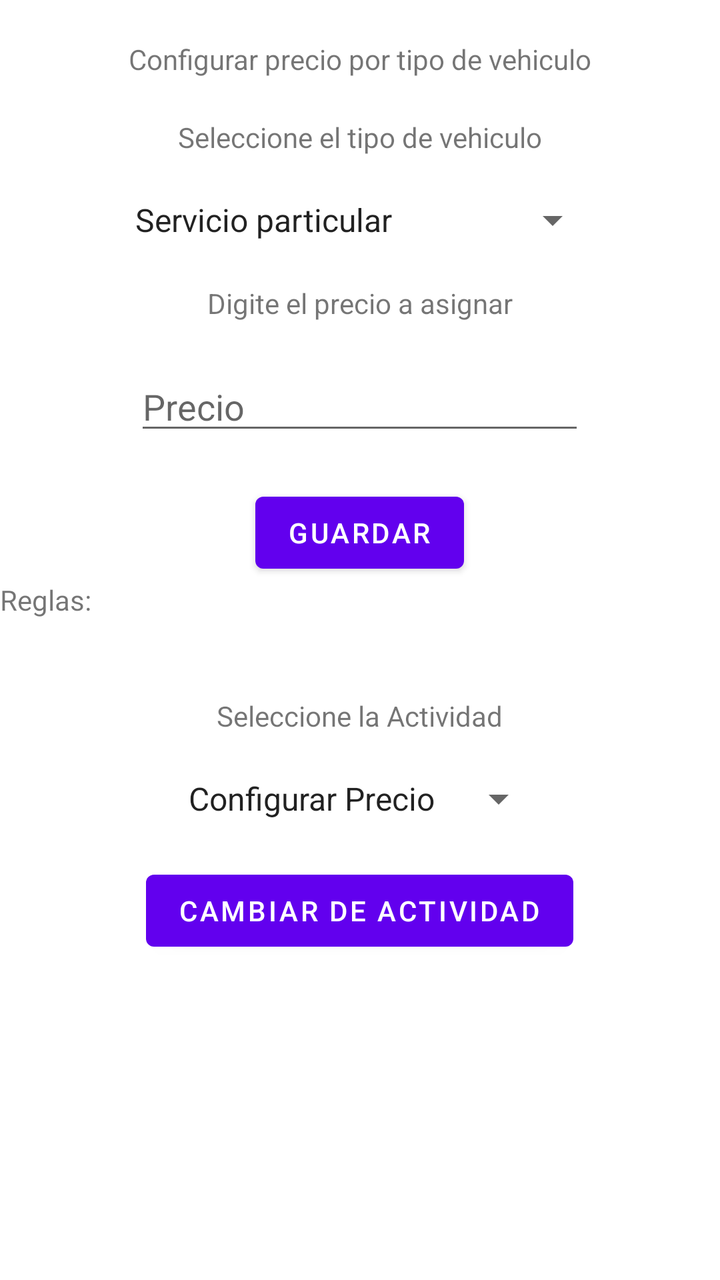
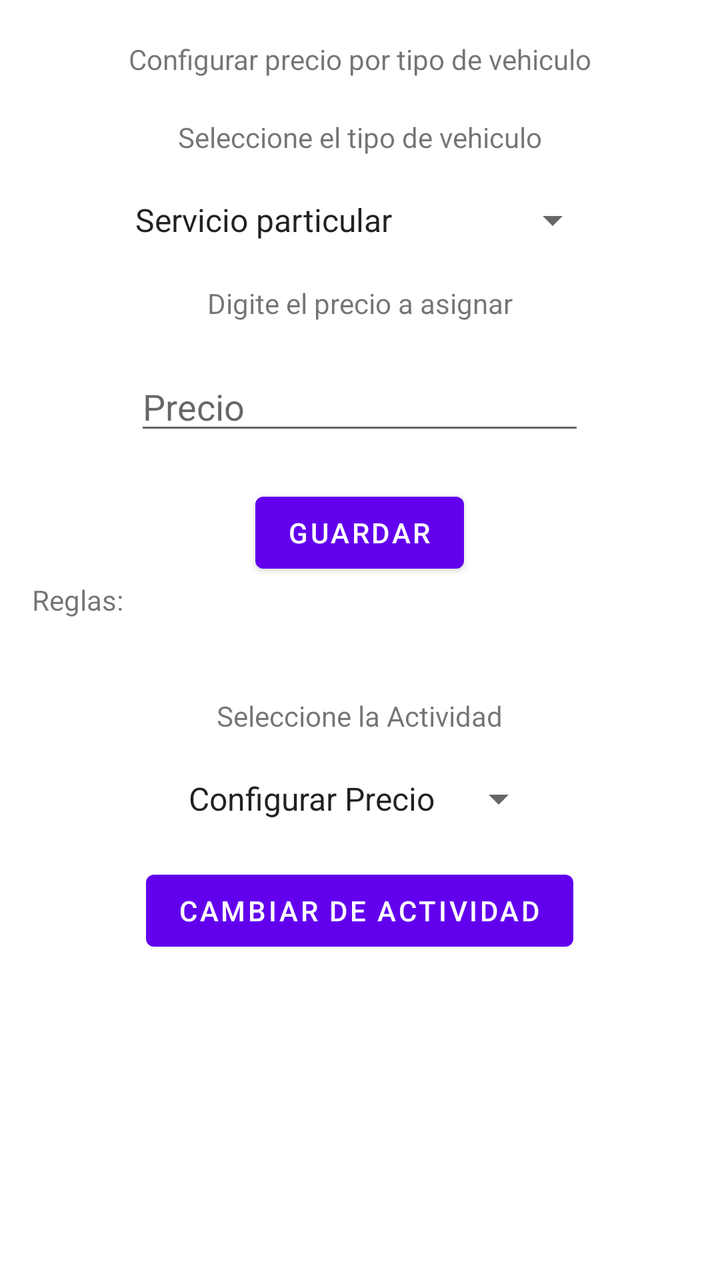

Before-and-after screenshots of an Android layout around one commit, followed by the original layout XML and the change that was made.
<!-- AndroidManifest.xml: application theme Theme.PlataformaDeGestionDeCombustibles -->
<!-- res/layout/activity_price_rules.xml -->
<?xml version="1.0" encoding="utf-8"?>
<LinearLayout xmlns:android="http://schemas.android.com/apk/res/android"
    xmlns:app="http://schemas.android.com/apk/res-auto"
    xmlns:tools="http://schemas.android.com/tools"
    android:id="@+id/main"
    android:layout_width="match_parent"
    android:layout_height="match_parent"
    android:orientation="vertical"
    tools:context=".PriceRulesActivity">

    <TextView
        android:layout_width="wrap_content"
        android:layout_height="wrap_content"
        android:text="@string/tituloConfigurar"
        android:layout_marginTop="20dp"
        android:layout_gravity="center"
        />

    <TextView
        android:layout_width="wrap_content"
        android:layout_height="wrap_content"
        android:text="@string/vehiculo"
        android:layout_gravity="center"
        android:layout_marginTop="20dp"
        />

    <Spinner
        android:layout_width="wrap_content"
        android:layout_height="wrap_content"
        android:id="@+id/tipos"
        android:layout_marginTop="20dp"
        android:layout_gravity="center"
        android:entries="@array/tipos"
        />

    <TextView
        android:layout_width="wrap_content"
        android:layout_height="wrap_content"
        android:text="@string/editarPrecio"
        android:layout_marginTop="20dp"
        android:layout_gravity="center"
        />

    <EditText
        android:layout_width="225dp"
        android:layout_height="wrap_content"
        android:id="@+id/precio"
        android:layout_marginTop="20dp"
        android:layout_gravity="center"
        android:inputType="number"
        android:hint="@string/precio"
        />

    <Button
        android:layout_width="wrap_content"
        android:layout_height="wrap_content"
        android:id="@+id/btnGuardar"
        android:onClick="onSendRule"
        android:layout_marginTop="20dp"
        android:layout_gravity="center"
        android:text="@string/btnGuardar"
        />

    <TextView
        android:layout_width="wrap_content"
        android:layout_height="wrap_content"
        android:text="@string/reglas"
        />

    <TextView
        android:layout_width="wrap_content"
        android:layout_height="wrap_content"
        android:id="@+id/textoReglas"
        android:text=""
        />

    <TextView
        android:layout_width="wrap_content"
        android:layout_height="wrap_content"
        android:text="@string/actividad"
        android:layout_marginTop="20dp"
        android:layout_gravity="center"
        />

    <Spinner
        android:layout_width="wrap_content"
        android:layout_height="wrap_content"
        android:id="@+id/actividades"
        android:entries="@array/actividades"
        android:layout_marginTop="20dp"
        android:layout_gravity="center"
        />

    <Button
        android:layout_width="wrap_content"
        android:layout_height="wrap_content"
        android:id="@+id/btnCambiar"
        android:text="@string/btnCambiar"
        android:layout_marginTop="20dp"
        android:layout_gravity="center"
        android:onClick="onChangeActivity"
        />

</LinearLayout>
<!-- resources referenced by this layout -->
<resources>
  <string-array name="actividades">
          <item>Configurar Precio</item>
          <item>Calcular Precio</item>
      </string-array>
  <string-array name="tipos">
          <item>Servicio particular</item>
          <item>Oficiales</item>
          <item>Diplomáticos</item>
          <item>Camperos y Cuatrimotos</item>
      </string-array>
  <string name="actividad">Seleccione la Actividad</string>
  <string name="btnCambiar">Cambiar de Actividad</string>
  <string name="btnGuardar">Guardar</string>
  <string name="editarPrecio">Digite el precio a asignar</string>
  <string name="precio">Precio</string>
  <string name="reglas">Reglas:</string>
  <string name="tituloConfigurar">Configurar precio por tipo de vehiculo</string>
  <string name="vehiculo">Seleccione el tipo de vehiculo</string>
  <style name="Theme.PlataformaDeGestionDeCombustibles" parent="Theme.MaterialComponents.DayNight.DarkActionBar">
          
          <item name="colorPrimary">@color/purple_500</item>
          <item name="colorPrimaryVariant">@color/purple_700</item>
          <item name="colorOnPrimary">@color/white</item>
          
          <item name="colorSecondary">@color/teal_200</item>
          <item name="colorSecondaryVariant">@color/teal_700</item>
          <item name="colorOnSecondary">@color/black</item>
          
          <item name="android:statusBarColor">?attr/colorPrimaryVariant</item>
          
      </style>
  <color name="purple_500">#FF6200EE</color>
  <color name="purple_700">#FF3700B3</color>
  <color name="white">#FFFFFFFF</color>
  <color name="teal_200">#FF03DAC5</color>
  <color name="teal_700">#FF018786</color>
  <color name="black">#FF000000</color>
</resources>

<!-- the commit's change to res/layout/activity_price_rules.xml (unified diff, before → after) -->
@@ -65,12 +65,14 @@
         android:layout_width="wrap_content"
         android:layout_height="wrap_content"
         android:text="@string/reglas"
+        android:layout_marginStart="16dp"
         />
 
     <TextView
         android:layout_width="wrap_content"
         android:layout_height="wrap_content"
         android:id="@+id/textoReglas"
+        android:layout_marginStart="16dp"
         android:text=""
         />
 
<!-- resource entries referenced after the edit -->
@@ -3,6 +3,9 @@
   <string-array name="actividades">
           <item>Configurar Precio</item>
           <item>Calcular Precio</item>
+          <item>Crear Usuario</item>
+          <item>Iniciar Sesión</item>
+          <item>Registrar Entrada</item>
       </string-array>
   <string-array name="tipos">
           <item>Servicio particular</item>
